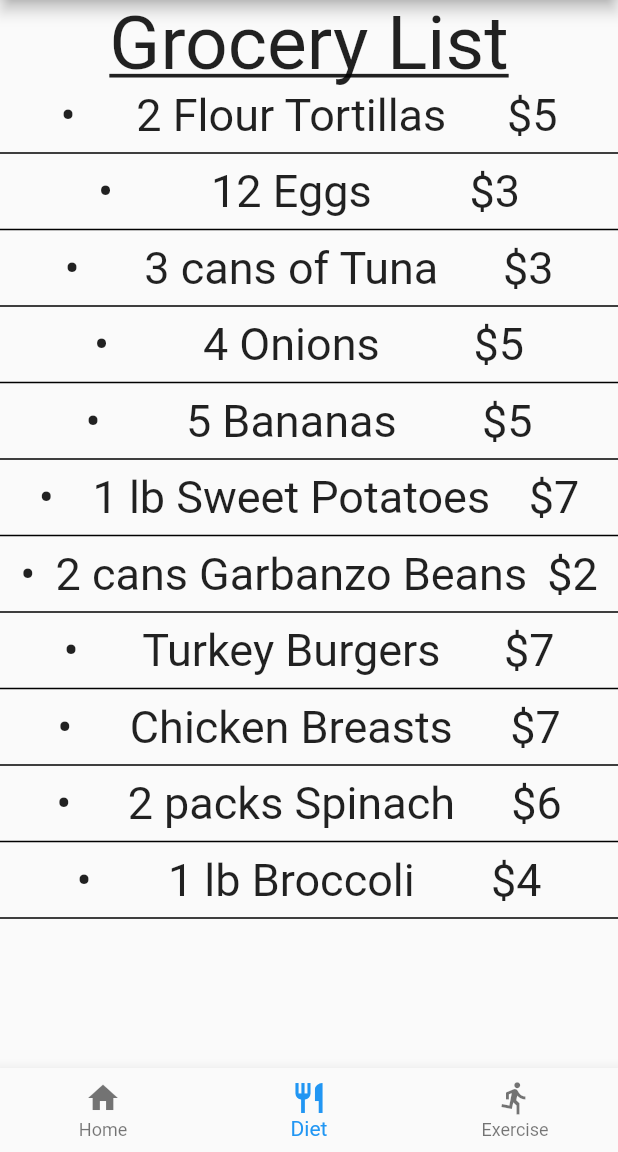
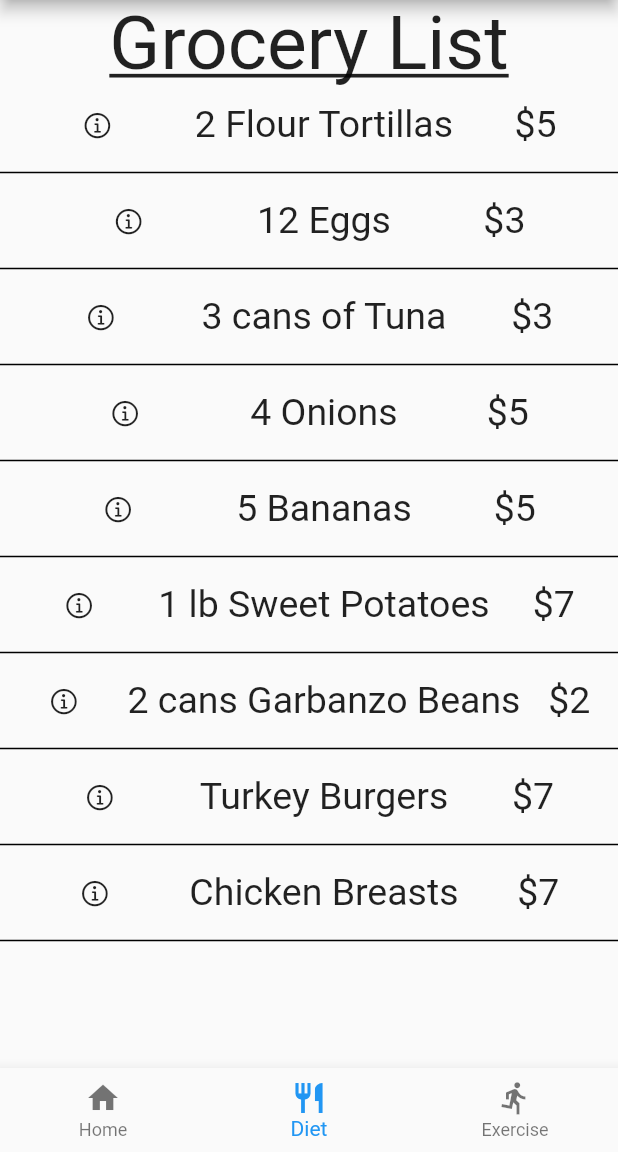
Before and after one commit to lmora21/nutrition_buddy, a Flutter app: the screen it shows after launch, item 2 of the bottom bar chosen, on a phone screen of 412 x 824 dp, the part 84-1236 px from its top. Run offline on Flutter 3.47's test engine with Material 2 defaults, Android fonts, the phone set to English and light mode, and no system bars; our stand-ins replace pie_chart.

Commit message:
Changed bullet points to information icons for Grocery List

```diff
--- a/lib/GroceryList.dart
+++ b/lib/GroceryList.dart
@@ -8,12 +8,10 @@ class GroceryList {
     "1 lb Sweet Potatoes",
     "2 cans Garbanzo Beans",
     "Turkey Burgers",
-    "Chicken Breasts",
-    "2 packs Spinach",
-    "1 lb Broccoli"
+    "Chicken Breasts"
   ];
 
   static List<int> prices = [
-    5, 3, 3, 5, 5, 7, 2, 7, 7, 6, 4
+    5, 3, 3, 5, 5, 7, 2, 7, 7
   ];
 }
--- a/lib/dietScreen.dart
+++ b/lib/dietScreen.dart
@@ -6,15 +6,19 @@ Column get dietScreen => Column(
   // mainAxisAlignment: MainAxisAlignment.spaceBetween,
   children: <Widget>[
     // TODO: Fill in screen
-    // Padding(padding: EdgeInsets.only(top: 15.0)),
     Text("Grocery List", style: TextStyle(decoration: TextDecoration.underline, fontSize: 50)),
     for (var i = 0; i < GroceryList.prices.length; i++) ...[
       Row(
       mainAxisAlignment: MainAxisAlignment.spaceEvenly,
       children: [
-        Text("\u2022", style: TextStyle(fontSize: 30),),
-        Text(GroceryList.food[i], style: TextStyle(fontSize: 30),),
-        Text("\$" "${GroceryList.prices[i]}", style: TextStyle(fontSize: 30),)
+        // Text("\u2022", style: TextStyle(fontSize: 30),),
+        Hero(tag: GroceryList.food[i], child:
+        IconButton(
+           icon: Icon(CupertinoIcons.info_circle, size: 20), onPressed: () {  },
+
+        )),
+        Text(GroceryList.food[i], style: TextStyle(fontSize: 25),),
+        Text("\$" "${GroceryList.prices[i]}", style: TextStyle(fontSize: 25),)
 
         // Text("\$" + "${GroceryList.prices[i]}", style: TextStyle(fontSize: 30),)
       ],),
```
